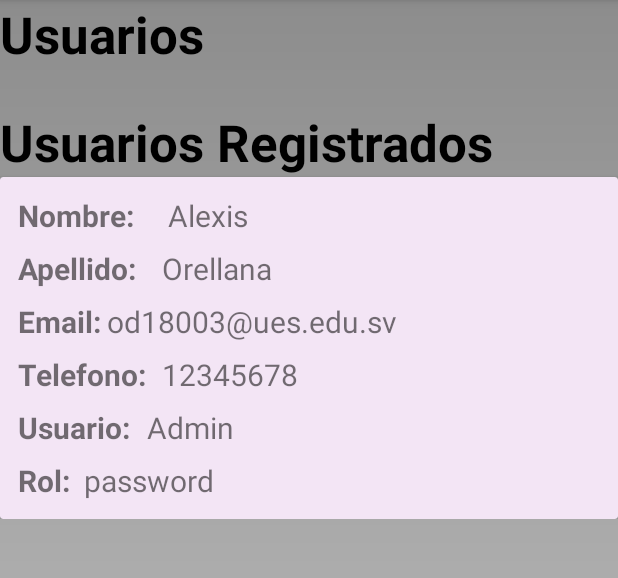
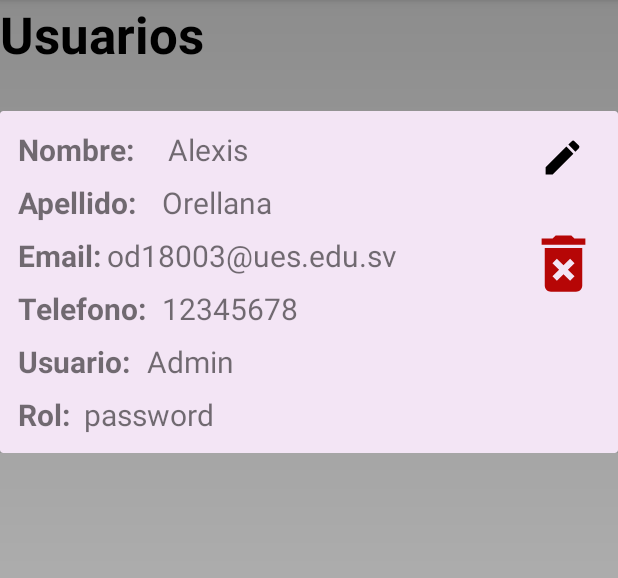
Before and after one commit to LS18025/PROYECTO_PDM, an Android app: the VerUsuarios screen opened directly, with no data from a screen before it, on a phone screen of 412 x 824 dp, the part 84-662 px from its top. Run offline under Robolectric (Android 15) with nearby library versions, the phone set to English and light mode, and no system bars.

Commit message:
update rr10092

```diff
--- a/app/src/main/java/com/example/enviorapido_pdm/ConexionDataBaseHelper.kt
+++ b/app/src/main/java/com/example/enviorapido_pdm/ConexionDataBaseHelper.kt
@@ -972,4 +972,7 @@ class ConexionDataBaseHelper(context: Context) : SQLiteOpenHelper(context, DATAB
         db.insert(TABLE_USUARIO, null, contentValues)
     }
 
+
+
+
 }
--- a/app/src/main/java/com/example/enviorapido_pdm/ui/usuario/ModificarUsuario.kt
+++ b/app/src/main/java/com/example/enviorapido_pdm/ui/usuario/ModificarUsuario.kt
@@ -48,14 +48,14 @@ class ModificarUsuario : AppCompatActivity() {
             }
         }
     }
-//opciones del menu de items
+    //opciones del menu de items
     override fun onOptionsItemSelected(item:MenuItem): Boolean {
         when(item.itemId)
         {
             R.id.btnUsuarios-> BuscarUsuario()
         }
         return super.onOptionsItemSelected(item)
-}
+    }
     fun VerUsuario()
     {
         Toast.makeText(this,"Ver Usuarios", Toast.LENGTH_SHORT).show()
@@ -65,7 +65,7 @@ class ModificarUsuario : AppCompatActivity() {
 
 
 
-        fun BuscarUsuario()
+    fun BuscarUsuario()
     {
         val email_persona:EditText=findViewById(R.id.txtCorreo_persona)
         val NombreRecuperado:EditText=findViewById(R.id.txtNombreUsuario)
--- a/app/src/main/java/com/example/enviorapido_pdm/ui/usuario/VerUsuarios.kt
+++ b/app/src/main/java/com/example/enviorapido_pdm/ui/usuario/VerUsuarios.kt
@@ -50,7 +50,7 @@ class VerUsuarios : AppCompatActivity() {
         startActivity(intent)
     }
 
-    fun ModificarProductos()
+    fun ModificarUsuario()
     {
         Toast.makeText(this,"Modificar Usuario", Toast.LENGTH_SHORT).show()
         val intent= Intent(this,ModificarUsuario::class.java)
--- a/app/src/main/res/layout/todos_los_usuarios.xml
+++ b/app/src/main/res/layout/todos_los_usuarios.xml
@@ -6,16 +6,6 @@
     android:layout_width="match_parent"
     android:layout_height="wrap_content"
     android:paddingTop="5dp">
-
-    <TextView
-        android:id="@+id/text_TituloVertodoslosUsuarios"
-        style="@style/titulo"
-        android:layout_width="wrap_content"
-        android:layout_height="46dp"
-        android:text="Usuarios Registrados"
-        tools:ignore="MissingConstraints"
-        tools:layout_editor_absoluteX="129dp"
-        tools:layout_editor_absoluteY="14dp" />
 
     <androidx.cardview.widget.CardView
         android:layout_width="match_parent"
@@ -129,6 +119,7 @@
                 android:textStyle="bold"
                 app:layout_constraintStart_toStartOf="parent"
                 app:layout_constraintTop_toBottomOf="@+id/textView6" />
+
             <TextView
                 android:id="@+id/textView8"
                 android:layout_width="wrap_content"
@@ -162,6 +153,33 @@
                 app:layout_constraintStart_toStartOf="parent"
                 app:layout_constraintTop_toBottomOf="@+id/textView9" />
 
+            <ImageButton
+                android:id="@+id/imageButtonEditar"
+                android:layout_width="41dp"
+                android:layout_height="38dp"
+                android:backgroundTint="#00FFFFFF"
+                android:src="@drawable/baseline_create_24"
+                app:layout_constraintBottom_toBottomOf="parent"
+                app:layout_constraintEnd_toEndOf="parent"
+                app:layout_constraintHorizontal_bias="0.987"
+                app:layout_constraintStart_toStartOf="parent"
+                app:layout_constraintTop_toTopOf="parent"
+                app:layout_constraintVertical_bias="0.0" />
+
+            <ImageButton
+                android:id="@+id/imageButtonEliminar"
+                android:layout_width="41dp"
+                android:layout_height="38dp"
+                android:backgroundTint="#00FFFFFF"
+                android:src="@drawable/baseline_delete_forever_24"
+                app:layout_constraintBottom_toBottomOf="parent"
+                app:layout_constraintEnd_toEndOf="parent"
+                app:layout_constraintHorizontal_bias="0.988"
+                app:layout_constraintStart_toStartOf="parent"
+                app:layout_constraintTop_toTopOf="parent"
+                app:layout_constraintVertical_bias="0.424" />
+
+
         </androidx.constraintlayout.widget.ConstraintLayout>
     </androidx.cardview.widget.CardView>
 </LinearLayout>
```
Also changed, not shown: app/src/main/res/layout/fragment_editar_usuario.xml (+9 -19 lines).
